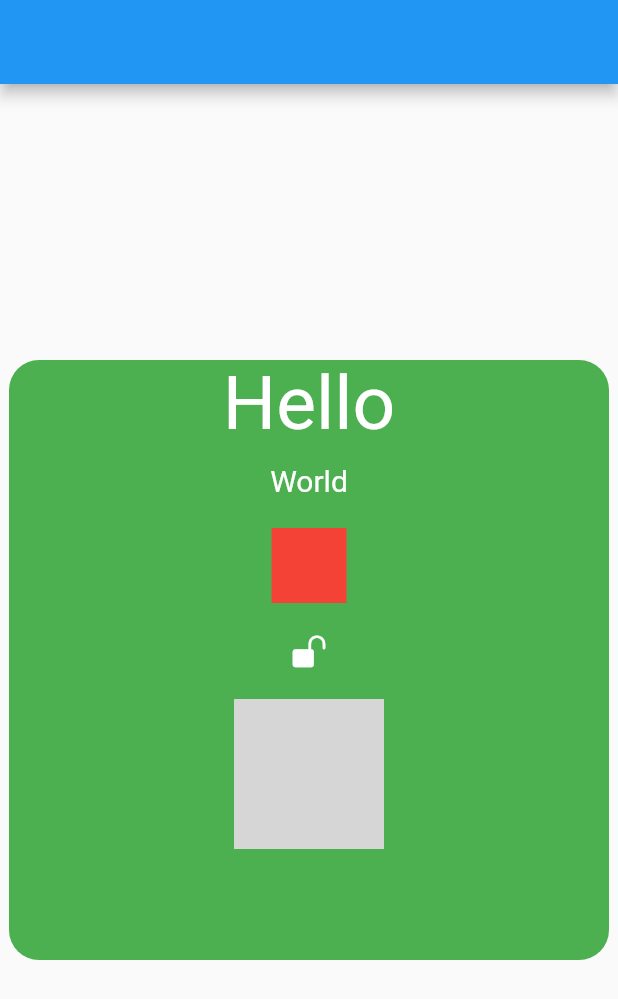
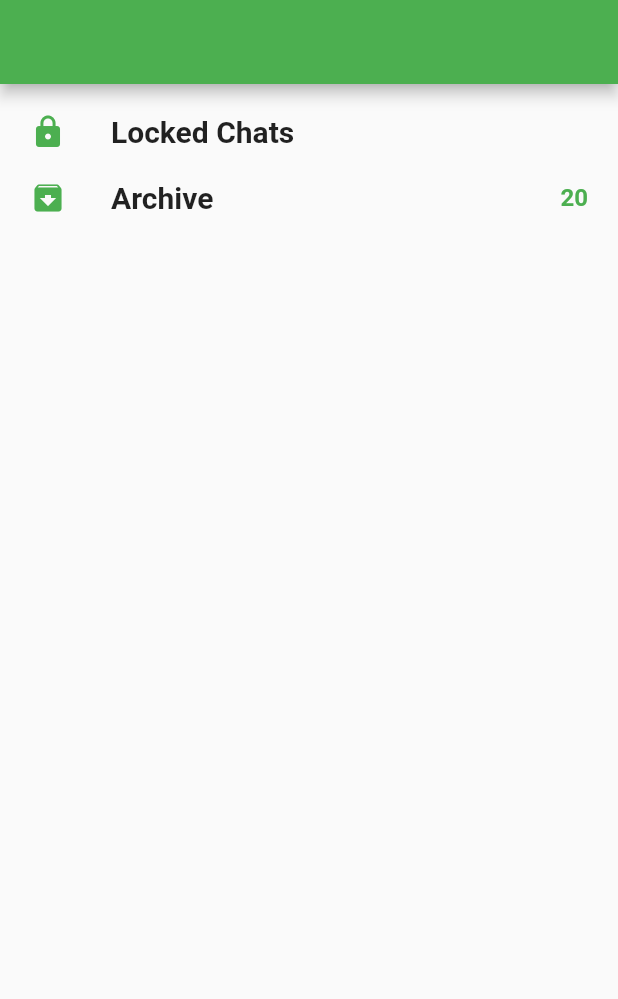
Before and after one commit to Ahmed-3lam/iti_23_g2, a Flutter app: the screen it shows after launch, on a phone screen of 412 x 824 dp. Shown: the top 999 px of the screen. Run offline on Flutter 3.47's test engine with Material 2 defaults, Android fonts, the phone set to English and light mode, and no system bars; grey boxes are pictures that could not be loaded.

Commit message:
day(1) flutter - (1) whatsApp

```diff
--- a/lib/main.dart
+++ b/lib/main.dart
@@ -1,5 +1,5 @@
 import 'package:flutter/material.dart';
-import 'package:iti_23_g2/screens/home_screen.dart';
+import 'package:iti_23_g2/whatsapp/chats_screen.dart';
 
 void main() {
   runApp(const MyApp());
@@ -12,7 +12,8 @@ class MyApp extends StatelessWidget {
   @override
   Widget build(BuildContext context) {
     return MaterialApp(
-      home: HomeScreen(),
+      debugShowCheckedModeBanner: false,
+      home: ChatsScreen(),
     );
   }
 }
--- a/lib/screens/home_screen.dart
+++ /dev/null
@@ -1,72 +0,0 @@
-import 'package:flutter/cupertino.dart';
-import 'package:flutter/material.dart';
-
-import '../const.dart';
-
-class HomeScreen extends StatelessWidget {
-  const HomeScreen({super.key});
-
-  @override
-  Widget build(BuildContext context) {
-    return Scaffold(
-      appBar: AppBar(),
-      body: Center(
-        child: Container(
-          height: 400,
-          width: 400,
-          decoration: BoxDecoration(
-            color: Colors.green,
-            borderRadius: BorderRadius.circular(20),
-          ),
-          child: Center(
-            child: Column(
-              children: [
-                const Text(
-                  "Hello",
-                  style: TextStyle(
-                    fontSize: 50,
-                    color: Colors.white,
-                  ),
-                ),
-                const SizedBox(
-                  height: 10,
-                ),
-                const Text(
-                  "World",
-                  style: TextStyle(
-                    fontSize: 20,
-                    color: Colors.white,
-                  ),
-                ),
-                const SizedBox(
-                  height: 20,
-                ),
-                Container(
-                  height: 50,
-                  width: 50,
-                  color: Colors.red,
-                ),
-                const SizedBox(
-                  height: 20,
-                ),
-                const Icon(
-                  CupertinoIcons.lock_open_fill,
-                  color: Colors.white,
-                ),
-                const SizedBox(
-                  height: 20,
-                ),
-                // Image.network(avatarImage,height: 100,width: 100,),
-                const CircleAvatar(
-                  radius: 50,
-                  backgroundImage: NetworkImage(avatarImage),
-                ),
-
-              ],
-            ),
-          ),
-        ),
-      ),
-    );
-  }
-}
--- /dev/null
+++ b/lib/whatsapp/chats_screen.dart
@@ -0,0 +1,66 @@
+import 'package:flutter/material.dart';
+
+class ChatsScreen extends StatelessWidget {
+  const ChatsScreen({super.key});
+
+  @override
+  Widget build(BuildContext context) {
+    return Scaffold(
+      appBar: AppBar(
+        backgroundColor: Colors.green,
+      ),
+      body: Padding(
+        padding: EdgeInsets.all(20),
+        child: Column(
+          children: [
+            _customChats(
+              icon: Icons.lock,
+              text: "Locked Chats",
+            ),
+            SizedBox(
+              height: 20,
+            ),
+            _customChats(
+                icon: Icons.archive, text: "Archive", countMessages: "20"),
+
+          ],
+        ),
+      ),
+    );
+  }
+
+  Widget _customChats({
+    required IconData icon,
+    required String text,
+    String? countMessages,
+  }) {
+    return Row(
+      children: [
+        Icon(
+          icon,
+          color: Colors.green,
+        ),
+        SizedBox(
+          width: 30,
+        ),
+        Text(
+          text,
+          style: TextStyle(
+            fontSize: 20,
+            fontWeight: FontWeight.bold,
+          ),
+        ),
+        if (countMessages != null) Spacer(),
+        if (countMessages != null)
+          Text(
+            countMessages,
+            style: TextStyle(
+              fontSize: 16,
+              color: Colors.green,
+              fontWeight: FontWeight.bold,
+            ),
+          ),
+      ],
+    );
+  }
+}
```
